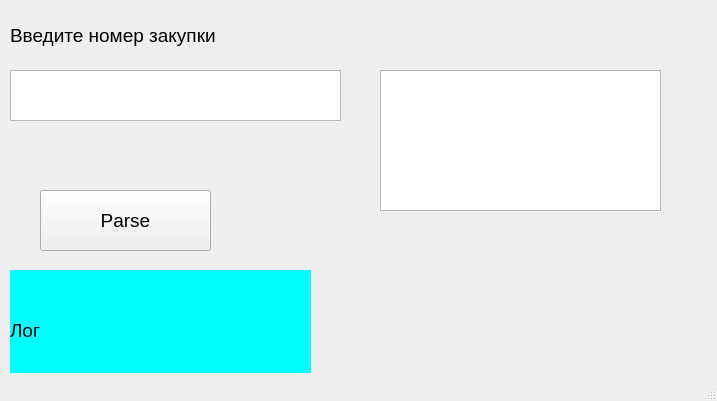
Qt form untitled.ui (Sermob112/ParserV1) before a commit.
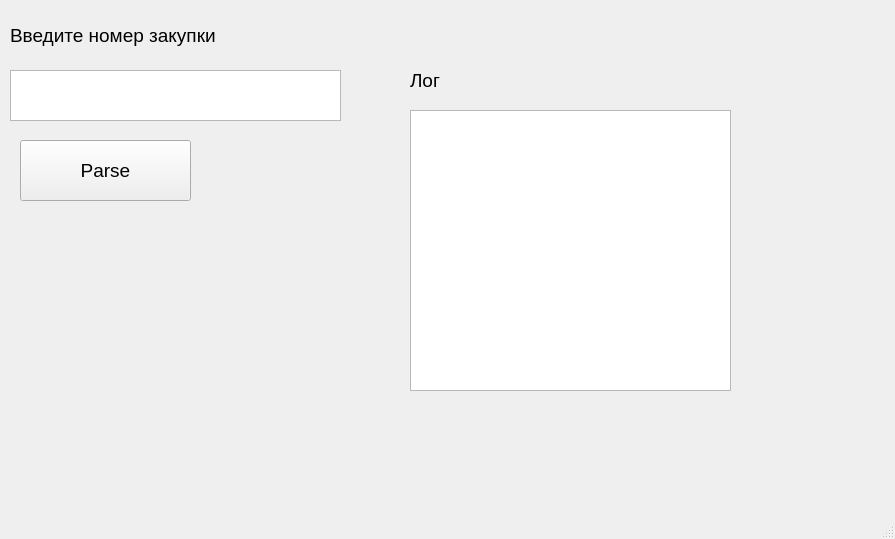
The same form after that commit.

Commit message: Версия 0.1

The edit to the form file:
```diff
--- a/untitled.ui
+++ b/untitled.ui
@@ -6,8 +6,8 @@
    <rect>
     <x>0</x>
     <y>0</y>
-    <width>717</width>
-    <height>401</height>
+    <width>895</width>
+    <height>539</height>
    </rect>
   </property>
   <property name="font">
@@ -22,8 +22,8 @@
    <widget class="QPushButton" name="Parse_but">
     <property name="geometry">
      <rect>
-      <x>40</x>
-      <y>190</y>
+      <x>20</x>
+      <y>140</y>
       <width>171</width>
       <height>61</height>
      </rect>
@@ -52,22 +52,6 @@
      <string>Введите номер закупки</string>
     </property>
    </widget>
-   <widget class="QLabel" name="Log_lab">
-    <property name="geometry">
-     <rect>
-      <x>10</x>
-      <y>270</y>
-      <width>301</width>
-      <height>121</height>
-     </rect>
-    </property>
-    <property name="styleSheet">
-     <string notr="true">background-color: rgb(2, 255, 255);</string>
-    </property>
-    <property name="text">
-     <string>Лог</string>
-    </property>
-   </widget>
    <widget class="QTextEdit" name="Insert_text">
     <property name="geometry">
      <rect>
@@ -85,12 +69,25 @@
    <widget class="QTextBrowser" name="textBrowser">
     <property name="geometry">
      <rect>
-      <x>380</x>
+      <x>410</x>
+      <y>110</y>
+      <width>321</width>
+      <height>281</height>
+     </rect>
+    </property>
+   </widget>
+   <widget class="QLabel" name="label">
+    <property name="geometry">
+     <rect>
+      <x>410</x>
       <y>70</y>
-      <width>281</width>
-      <height>141</height>
+      <width>191</width>
+      <height>21</height>
      </rect>
     </property>
+    <property name="text">
+     <string>Лог</string>
+    </property>
    </widget>
   </widget>
   <widget class="QMenuBar" name="menubar">
```
Left out of the diff: 2 changed lines with no effect on the pictures. The commit also changes 2 other files.
